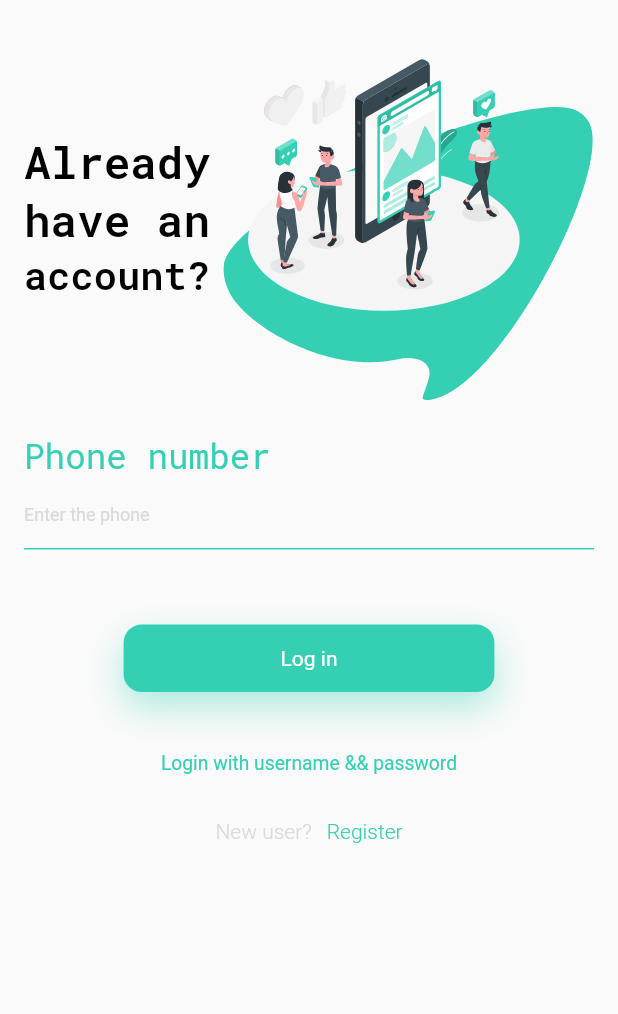
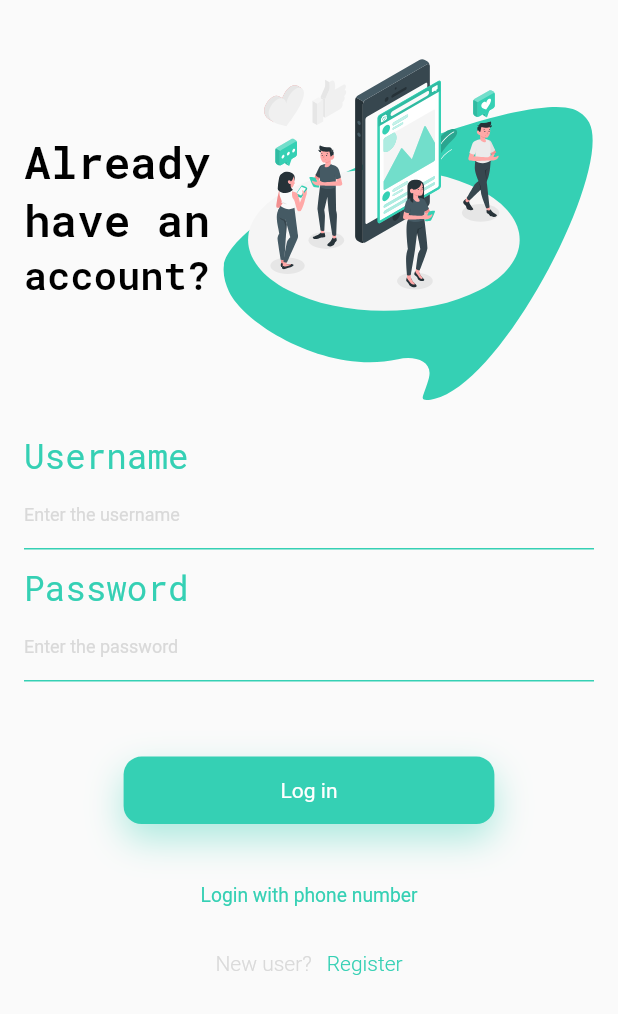
Before and after one commit to hoaichuongCKC/post_social_media, a Flutter app: the screen it shows after launch, after a tap on "Login with username && password", on a phone screen of 412 x 824 dp. Shown: the top 1014 px of the screen. Run offline on Flutter 3.47's test engine with Material 2 defaults, Android fonts, the phone set to English and light mode, and no system bars; our stand-ins replace flutter_spinkit, flutter_svg, google_fonts.

Commit message:
update login page reponsive

```diff
--- /dev/null
+++ b/lib/pages/login/components/form_login_phone.dart
@@ -0,0 +1,65 @@
+import 'package:flutter/material.dart';
+import 'package:post_media_social/config/colors.dart';
+import 'package:post_media_social/config/style_text.dart';
+
+class FormLoginPhone extends StatelessWidget {
+  const FormLoginPhone(
+      {super.key, required this.size, required this.controller});
+  final Size size;
+  final TextEditingController controller;
+  @override
+  Widget build(BuildContext context) {
+    return Column(
+      crossAxisAlignment: CrossAxisAlignment.center,
+      children: [
+        ConstrainedBox(
+          constraints: const BoxConstraints(
+            maxHeight: 30.0,
+            minHeight: 20.0,
+          ),
+          child: SizedBox(
+            width: size.width,
+            height: size.height * 0.04,
+            child: FittedBox(
+              alignment: Alignment.centerLeft,
+              child: Text(
+                'Phone number',
+                style: AppStyleText.normalStyleColor,
+              ),
+            ),
+          ),
+        ),
+        TextFormField(
+          controller: controller,
+          validator: (value) {
+            if (value!.isEmpty) {
+              return "Invalid phone number.";
+            }
+            return null;
+          },
+          decoration: const InputDecoration(
+            errorStyle: TextStyle(
+              fontSize: 12.0,
+              color: Colors.red,
+            ),
+            hintText: 'Enter the phone',
+            hintStyle: TextStyle(
+              fontSize: 12.0,
+              color: AppColors.disable,
+            ),
+            border: UnderlineInputBorder(
+              borderSide: BorderSide(
+                color: AppColors.primary,
+              ),
+            ),
+            enabledBorder: UnderlineInputBorder(
+              borderSide: BorderSide(
+                color: AppColors.primary,
+              ),
+            ),
+          ),
+        ),
+      ],
+    );
+  }
+}
--- /dev/null
+++ b/lib/pages/login/components/form_login_username_pass.dart
@@ -0,0 +1,123 @@
+import 'package:flutter/material.dart';
+import 'package:post_media_social/config/colors.dart';
+import 'package:post_media_social/config/style_text.dart';
+
+class FormLoginUsernamePassword extends StatelessWidget {
+  const FormLoginUsernamePassword(
+      {super.key,
+      required this.size,
+      required this.controllerfirst,
+      required this.controllersecond});
+  final Size size;
+  final TextEditingController controllerfirst;
+  final TextEditingController controllersecond;
+  @override
+  Widget build(BuildContext context) {
+    return Column(
+      crossAxisAlignment: CrossAxisAlignment.center,
+      children: [
+        ConstrainedBox(
+          constraints: const BoxConstraints(
+            maxHeight: 30.0,
+            minHeight: 20.0,
+          ),
+          child: SizedBox(
+            width: size.width,
+            height: size.height * 0.04,
+            child: FittedBox(
+              alignment: Alignment.centerLeft,
+              child: Text(
+                'Username',
+                style: AppStyleText.normalStyleColor,
+              ),
+            ),
+          ),
+        ),
+        TextFormField(
+          controller: controllerfirst,
+          validator: (value) {
+            if (value!.isEmpty) {
+              return "Invalid username.";
+            }
+            return null;
+          },
+          decoration: const InputDecoration(
+            errorStyle: TextStyle(
+              fontSize: 12.0,
+              color: Colors.red,
+            ),
+            hintText: 'Enter the username',
+            hintStyle: TextStyle(
+              fontSize: 12.0,
+              color: AppColors.disable,
+            ),
+            border: UnderlineInputBorder(
+              borderSide: BorderSide(
+                color: AppColors.primary,
+              ),
+            ),
+            enabledBorder: UnderlineInputBorder(
+              borderSide: BorderSide(
+                color: AppColors.primary,
+              ),
+            ),
+          ),
+        ),
+        ConstrainedBox(
+          constraints: const BoxConstraints(
+            maxHeight: 15.0,
+            minHeight: 10.0,
+          ),
+        ),
+        ConstrainedBox(
+          constraints: const BoxConstraints(
+            maxHeight: 30.0,
+            minHeight: 20.0,
+          ),
+          child: SizedBox(
+            width: size.width,
+            height: size.height * 0.04,
+            child: FittedBox(
+              alignment: Alignment.centerLeft,
+              child: Text(
+                'Password',
+                style: AppStyleText.normalStyleColor,
+              ),
+            ),
+          ),
+        ),
+        TextFormField(
+          obscureText: true,
+          controller: controllersecond,
+          validator: (value) {
+            if (value!.isEmpty) {
+              return "Invalid password.";
+            }
+            return null;
+          },
+          decoration: const InputDecoration(
+            errorStyle: TextStyle(
+              fontSize: 12.0,
+              color: Colors.red,
+            ),
+            hintText: 'Enter the password',
+            hintStyle: TextStyle(
+              fontSize: 12.0,
+              color: AppColors.disable,
+            ),
+            border: UnderlineInputBorder(
+              borderSide: BorderSide(
+                color: AppColors.primary,
+              ),
+            ),
+            enabledBorder: UnderlineInputBorder(
+              borderSide: BorderSide(
+                color: AppColors.primary,
+              ),
+            ),
+          ),
+        ),
+      ],
+    );
+  }
+}
--- a/lib/pages/login/login_page.dart
+++ b/lib/pages/login/login_page.dart
@@ -3,6 +3,10 @@ import 'package:flutter_svg/flutter_svg.dart';
 import 'package:post_media_social/common/widgets/button_cts.dart';
 import 'package:post_media_social/config/colors.dart';
 import 'package:post_media_social/config/style_text.dart';
+import 'package:post_media_social/pages/login/components/form_login_phone.dart';
+import 'package:post_media_social/pages/login/components/form_login_username_pass.dart';
+
+enum LoginType { phone, usernameAndPassword }
 
 class LoginPage extends StatefulWidget {
   const LoginPage({super.key});
@@ -12,12 +16,16 @@ class LoginPage extends StatefulWidget {
 }
 
 class _LoginPageState extends State<LoginPage> {
-  final TextEditingController phoneController = TextEditingController();
+  final TextEditingController xController = TextEditingController();
+  final TextEditingController passwordController = TextEditingController();
   final GlobalKey<FormState> form = GlobalKey<FormState>();
+  ValueNotifier<LoginType> loginType = ValueNotifier(LoginType.phone);
   @override
   void dispose() {
     super.dispose();
-    phoneController.dispose();
+    xController.dispose();
+    passwordController.dispose();
+    loginType.dispose();
   }
 
   @override
@@ -36,52 +44,27 @@ class _LoginPageState extends State<LoginPage> {
                   crossAxisAlignment: CrossAxisAlignment.center,
                   children: [
                     HeaderLogin(size: size),
-                    LimitedBox(
-                      maxHeight: 30,
-                      child: SizedBox(
-                        width: size.width,
-                        height: size.height * 0.04,
-                        child: FittedBox(
-                          alignment: Alignment.centerLeft,
-                          child: Text(
-                            'Phone number',
-                            style: AppStyleText.normalStyleColor,
+                    ValueListenableBuilder<LoginType>(
+                      valueListenable: loginType,
+                      builder: (context, LoginType currentType, child) {
+                        return AnimatedSwitcher(
+                          switchInCurve: Curves.easeIn,
+                          duration: const Duration(milliseconds: 450),
+                          reverseDuration: const Duration(milliseconds: 450),
+                          child: currentType == LoginType.phone
+                              ? FormLoginPhone(
+                                  key: const ValueKey('form-phone'),
+                                  controller: xController,
+                                  size: size,
+                                )
+                              : FormLoginUsernamePassword(
+                                  key: const ValueKey('form-usernamePassword'),
+                                  size: size,
+                                  controllerfirst: xController,
+                                  controllersecond: passwordController,
                                 ),
-                        ),
-                      ),
-                    ),
-                    Column(
-                      crossAxisAlignment: CrossAxisAlignment.center,
-                      children: [
-                        TextFormField(
-                          controller: phoneController,
-                          validator: (value) {
-                            if (value!.isEmpty) {
-                              return "Invalid phone number.";
-                            }
-                            return null;
+                        );
                       },
-                          decoration: const InputDecoration(
-                            errorStyle: TextStyle(
-                              fontSize: 12.0,
-                              color: Colors.red,
-                            ),
-                            hintText: 'Enter the phone',
-                            hintStyle: TextStyle(
-                              fontSize: 12.0,
-                              color: AppColors.disable,
-                            ),
-                            border: UnderlineInputBorder(
-                              borderSide: BorderSide(
-                                color: AppColors.primary,
-                              ),
-                            ),
-                            enabledBorder: UnderlineInputBorder(
-                              borderSide: BorderSide(
-                                color: AppColors.primary,
-                              ),
-                            ),
-                          ),
                     ),
                     ConstrainedBox(
                       constraints: const BoxConstraints(
@@ -105,27 +88,78 @@ class _LoginPageState extends State<LoginPage> {
                       ),
                       child: SizedBox(height: size.height * .08),
                     ),
+                    FooterLogin(
+                      loginType: loginType,
+                      size: size,
+                      controllersecond: xController,
+                      controllerfirst: passwordController,
+                    ),
+                    const SizedBox(height: 20.0),
+                  ],
+                ),
+              ),
+            ),
+          ),
+        ),
+      ),
+    );
+  }
+}
+
+class FooterLogin extends StatelessWidget {
+  const FooterLogin({
+    super.key,
+    required this.loginType,
+    required this.size,
+    required this.controllerfirst,
+    required this.controllersecond,
+  });
+
+  final ValueNotifier<LoginType> loginType;
+  final Size size;
+  final TextEditingController controllerfirst;
+  final TextEditingController controllersecond;
+  @override
+  Widget build(BuildContext context) {
+    return Column(
+      crossAxisAlignment: CrossAxisAlignment.center,
+      children: [
         GestureDetector(
-                          onTap: () {},
+          onTap: () {
+            if (loginType.value == LoginType.phone) {
+              loginType.value = LoginType.usernameAndPassword;
+            } else {
+              loginType.value = LoginType.phone;
+            }
+            controllerfirst.text = "";
+            controllersecond.text = "";
+          },
           child: ConstrainedBox(
             constraints: BoxConstraints(
               maxHeight: 20.0,
               minHeight: 15.0,
               minWidth: size.height * 0.03,
             ),
-                            child: const FittedBox(
+            child: ValueListenableBuilder<LoginType>(
+              valueListenable: loginType,
+              builder: (context, LoginType currentType, child) {
+                String text = "Login with username && password";
+                if (currentType == LoginType.usernameAndPassword) {
+                  text = "Login with phone number";
+                }
+                return FittedBox(
                   child: Text(
-                                'Login with username && password',
-                                style: TextStyle(
+                    text,
+                    style: const TextStyle(
                       fontSize: 12.0,
                       color: AppColors.primary,
                       fontWeight: FontWeight.w400,
                     ),
                   ),
+                );
+              },
             ),
           ),
-                        ),
-                      ],
         ),
         ConstrainedBox(
           constraints: const BoxConstraints(
@@ -177,12 +211,6 @@ class _LoginPageState extends State<LoginPage> {
           ),
         ),
       ],
-                ),
-              ),
-            ),
-          ),
-        ),
-      ),
     );
   }
 }
@@ -197,7 +225,11 @@ class HeaderLogin extends StatelessWidget {
 
   @override
   Widget build(BuildContext context) {
-    return SizedBox(
+    return ConstrainedBox(
+      constraints: const BoxConstraints(
+        minHeight: 150.0,
+      ),
+      child: SizedBox(
         height: size.height * 0.35,
         width: size.width,
         child: Row(
@@ -250,6 +282,7 @@ class HeaderLogin extends StatelessWidget {
                 heightFactor: 0.9,
                 widthFactor: 1.0,
                 child: FittedBox(
+                  fit: BoxFit.contain,
                   alignment: Alignment.center,
                   child: SvgPicture.asset("assets/images/img-login.svg"),
                 ),
@@ -257,6 +290,7 @@ class HeaderLogin extends StatelessWidget {
             )
           ],
         ),
+      ),
     );
   }
 }
```
Lines whose indentation alone changed are shown as unchanged.
